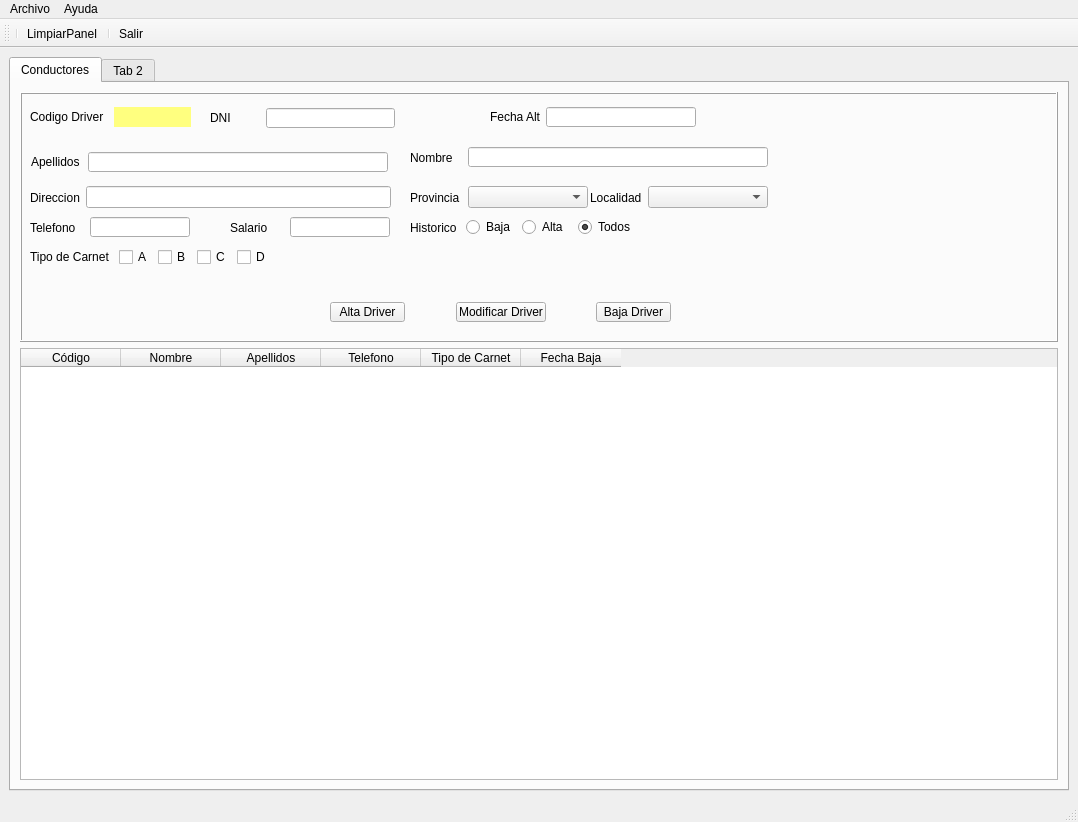
First picture: the form in sierraperez/templates/MainWindow.ui, repository Sierrowsky/PyCharmProyects, before the edit.
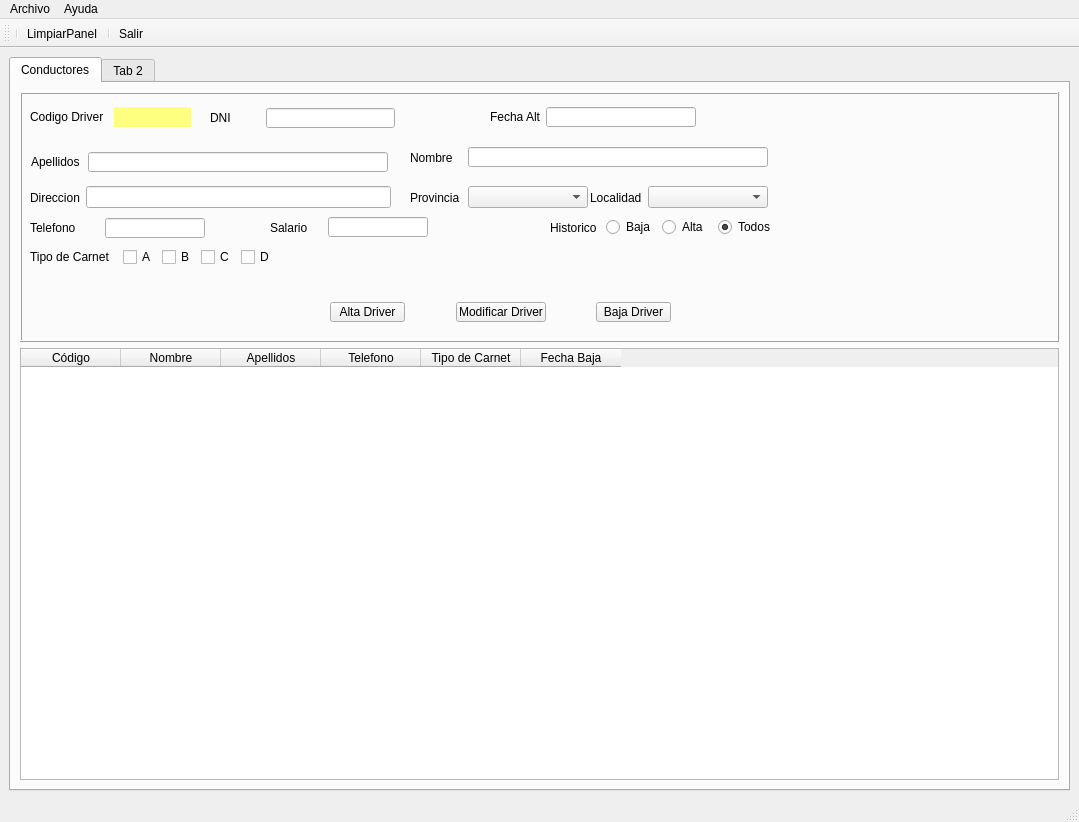
Second picture: the form after the edit. Icons and pictures are not drawn.

Patch:
```diff
--- a/sierraperez/templates/MainWindow.ui
+++ b/sierraperez/templates/MainWindow.ui
@@ -6,7 +6,7 @@
    <rect>
     <x>0</x>
     <y>0</y>
-    <width>1078</width>
+    <width>1079</width>
     <height>822</height>
    </rect>
   </property>
@@ -130,7 +130,7 @@
           </property>
           <property name="maximumSize">
            <size>
-            <width>1100</width>
+            <width>16777215</width>
             <height>250</height>
            </size>
           </property>
@@ -556,8 +556,8 @@
             <rect>
              <x>10</x>
              <y>120</y>
-             <width>160</width>
-             <height>31</height>
+             <width>241</width>
+             <height>32</height>
             </rect>
            </property>
            <layout class="QHBoxLayout" name="horizontalLayout_9">
@@ -590,14 +590,44 @@
               </property>
              </widget>
             </item>
+            <item>
+             <widget class="QLabel" name="lblValidarTlf">
+              <property name="minimumSize">
+               <size>
+                <width>60</width>
+                <height>30</height>
+               </size>
+              </property>
+              <property name="maximumSize">
+               <size>
+                <width>60</width>
+                <height>30</height>
+               </size>
+              </property>
+              <property name="font">
+               <font>
+                <family>MV Boli</family>
+                <pointsize>14</pointsize>
+                <weight>50</weight>
+                <bold>false</bold>
+               </font>
+              </property>
+              <property name="text">
+               <string/>
+              </property>
+              <property name="alignment">
+               <set>Qt::AlignCenter</set>
+              </property>
+             </widget>
+            </item>
            </layout>
           </widget>
           <widget class="QWidget" name="horizontalLayoutWidget_10">
            <property name="geometry">
             <rect>
-             <x>210</x>
+             <x>250</x>
              <y>120</y>
-             <width>160</width>
+             <width>264</width>
              <height>31</height>
             </rect>
            </property>
@@ -631,12 +661,25 @@
               </property>
              </widget>
             </item>
+            <item>
+             <widget class="QLabel" name="lblSalarioT">
+              <property name="minimumSize">
+               <size>
+                <width>100</width>
+                <height>20</height>
+               </size>
+              </property>
+              <property name="text">
+               <string/>
+              </property>
+             </widget>
+            </item>
            </layout>
           </widget>
           <widget class="QWidget" name="horizontalLayoutWidget_11">
            <property name="geometry">
             <rect>
-             <x>390</x>
+             <x>530</x>
              <y>120</y>
              <width>220</width>
              <height>31</height>
@@ -714,7 +757,7 @@
             <rect>
              <x>10</x>
              <y>150</y>
-             <width>241</width>
+             <width>245</width>
              <height>31</height>
             </rect>
            </property>
@@ -894,7 +937,7 @@
     <rect>
      <x>0</x>
      <y>0</y>
-     <width>1078</width>
+     <width>1079</width>
      <height>21</height>
     </rect>
    </property>
```
